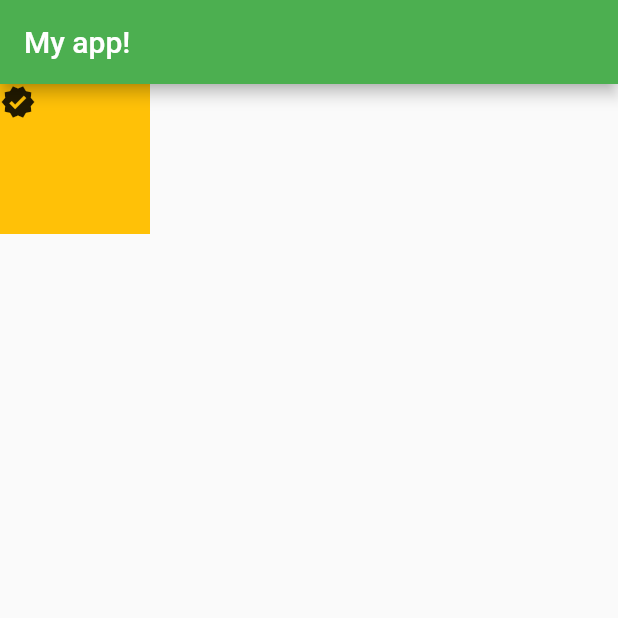
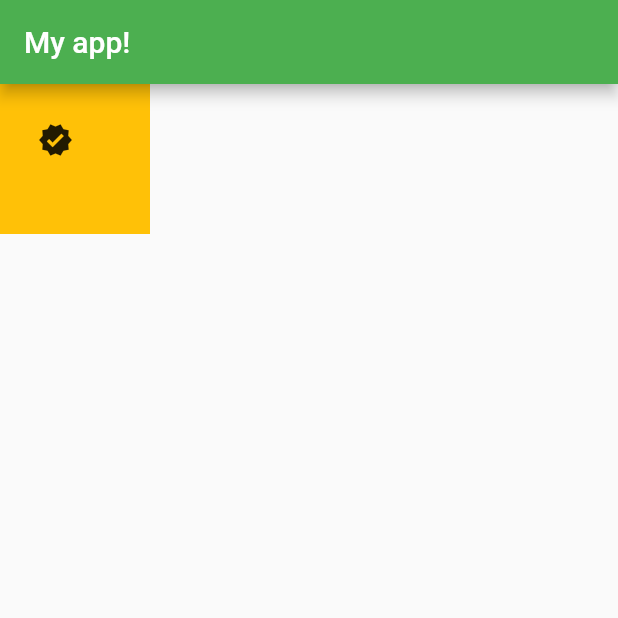
Before and after one commit to dev-sampsonorson/first_flutter_app, a Flutter app: the screen it shows after launch, on a phone screen of 412 x 824 dp, the top half of it. Run offline on Flutter 3.47's test engine with Material 2 defaults, Android fonts, the phone set to English and light mode, and no system bars.

Commit message:
feat(positioning): absolute positioning

```diff
--- a/lib/main.dart
+++ b/lib/main.dart
@@ -20,7 +20,11 @@ class MyApp extends StatelessWidget {
             Container(color: Colors.amber, width: 100, height: 100),
             // This will be on top of the container because
             // it's after the container
-            const Icon(Icons.verified),
+            const Positioned(
+              top: 25,
+              left: 25,
+              child: Icon(Icons.verified),
+            )
           ],
         ),
       ),
```
